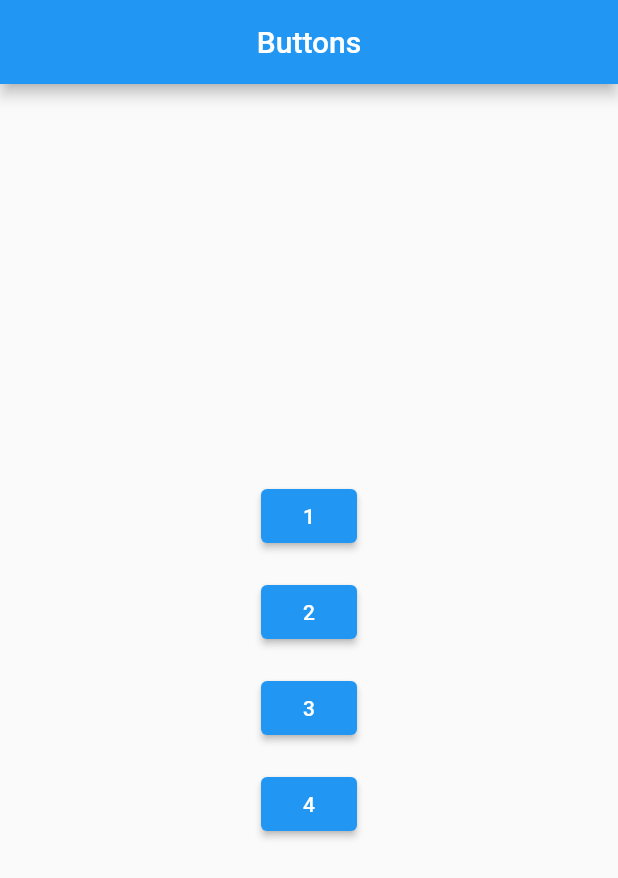
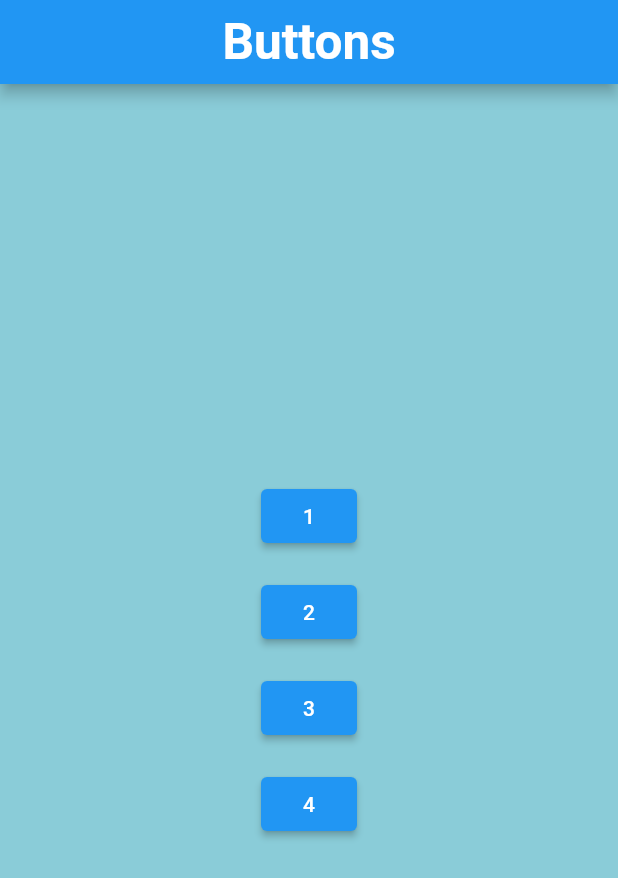
Before and after one commit to jydv402/New-project, a Flutter app: the screen it shows after launch, on a phone screen of 412 x 824 dp. Shown: the top 878 px of the screen. Run offline on Flutter 3.47's test engine with Material 2 defaults, Android fonts, the phone set to English and light mode, and no system bars; our stand-ins replace confetti, lottie.

Commit message:
mods to home&4th pge

```diff
--- a/collab_flutter_project/lib/four.dart
+++ b/collab_flutter_project/lib/four.dart
@@ -10,7 +10,7 @@ class Fourthpage extends StatelessWidget {
           centerTitle: true,
           title: const Text("Karthik's Page",
               style: TextStyle(
-                  color: Colors.cyan,
+                  color: Colors.deepPurple,
                   fontWeight: FontWeight.bold,
                   fontSize: 33))),
     );
--- a/collab_flutter_project/lib/home.dart
+++ b/collab_flutter_project/lib/home.dart
@@ -10,9 +10,13 @@ class Homepage extends StatelessWidget {
   @override
   Widget build(BuildContext context) {
     return Scaffold(
+      backgroundColor: Color.fromRGBO(138, 204, 216, 1),
       appBar: AppBar(
         centerTitle: true,
-        title: const Text('Buttons'),
+        title: const Text(
+          'Buttons',
+          style: TextStyle(fontWeight: FontWeight.bold, fontSize: 33),
+        ),
       ),
       body: Container(
         child: Center(
```
